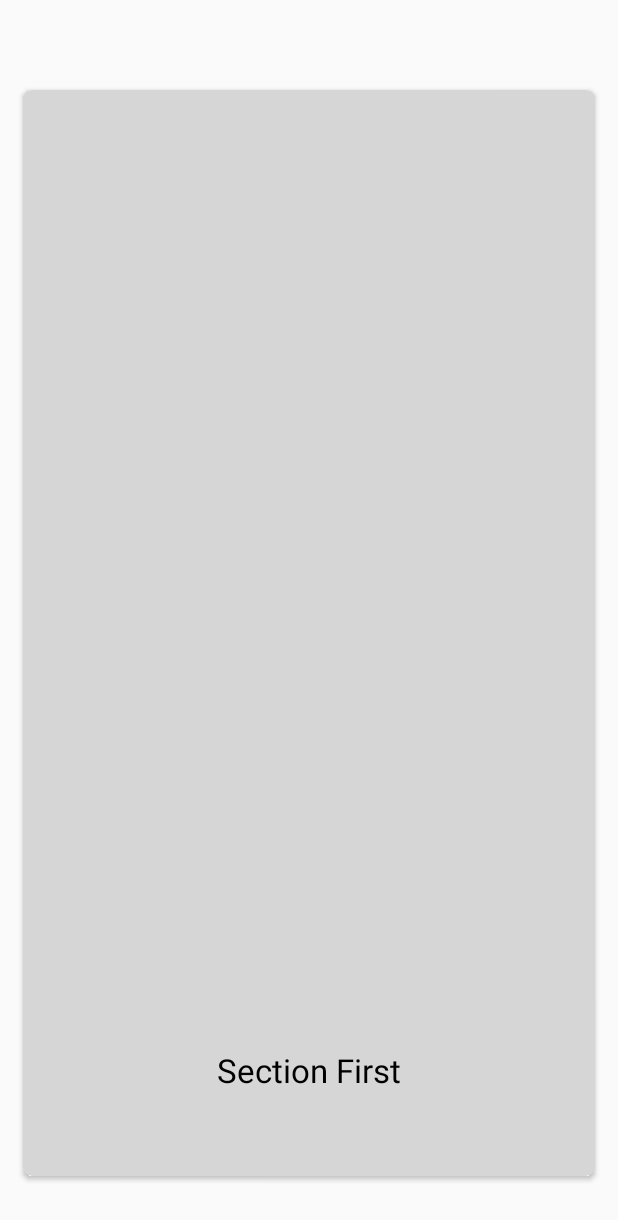
After one commit to AlFilippov/StadyingMapR, an Android app: the layout cardview.xml on its own in the app's theme, with its tools: preview values and no code run, on a phone screen of 412 x 824 dp. The commit adds this screen. Shown: the top 1220 px of the screen. Run offline under Robolectric (Android 15) with nearby library versions, the phone set to English and light mode, and no system bars.

Commit message:
-bug fix

```diff
--- a/app/src/main/java/com/alphilippov/studyingmap/fragments/ProfessionDefinition.java
+++ b/app/src/main/java/com/alphilippov/studyingmap/fragments/ProfessionDefinition.java
@@ -135,16 +135,6 @@ public class ProfessionDefinition extends Fragment {
     }
 
 
-    private void addPositionProfessionDefenition(int index, List<ProfessionOnePartDTO> onePartDTOList, List<ProfessionTwoPartDTO> twoPartDTOList) {
-
-        ProfessionOnePart.add(new ProfessionalDefinition(onePartDTOList.get(index).getIdDefinition(),
-                onePartDTOList.get(index).getIndexDefenition(),
-                onePartDTOList.get(index).getProfession()));
-        ProfessionTwoPart.add(new ProfessionalDefinition(twoPartDTOList.get(index).getIdDefinition(),
-                twoPartDTOList.get(index).getIndexDefenition(),
-                twoPartDTOList.get(index).getProfession()));
-
-    }
 
     public List<ProfessionalDefinition> getProfessionThreePart() {
         return ProfessionThreePart;
@@ -160,7 +150,7 @@ public class ProfessionDefinition extends Fragment {
     }
 
     private void replaceFragment() {
-        mSentDataFragment.onSentData("YES", mHashInterest);
+        mSentDataFragment.onSentData(AppConfig.ChangeFragment.SEARCH_RESULT_OF_COURSES, mHashInterest);
 
     }
 
@@ -209,6 +199,7 @@ public class ProfessionDefinition extends Fragment {
         ProfessionOnePart.add(new ProfessionalDefinition(2, 28, "Programmer"));
         ProfessionOnePart.add(new ProfessionalDefinition(4, 29, "Accountant"));
         ProfessionOnePart.add(new ProfessionalDefinition(7, 29, "Accountant"));
+
 
         ProfessionTwoPart.add(new ProfessionalDefinition(3, 0, "Physiotherapist"));
         ProfessionTwoPart.add(new ProfessionalDefinition(5, 1, "Logistics specialist"));
--- a/app/src/main/java/com/alphilippov/studyingmap/navigation/NavigationActivity.java
+++ b/app/src/main/java/com/alphilippov/studyingmap/navigation/NavigationActivity.java
@@ -22,11 +22,7 @@ public class NavigationActivity extends AppCompatActivity implements VariantLear
             = item -> {
         switch (item.getItemId()) {
             case R.id.navigation_home:
-                FragmentManager fragmentManager = getSupportFragmentManager();
-                FragmentTransaction ft = fragmentManager.beginTransaction();
-                VariantLearningCourses askMe = new VariantLearningCourses();
-                ft.add(R.id.container, askMe);
-                ft.commit();
+
                 return true;
             case R.id.navigation_search:
                 //TODO:Написать управление бэкстэком фрагментов
@@ -45,7 +41,11 @@ public class NavigationActivity extends AppCompatActivity implements VariantLear
         setContentView(R.layout.activity_navigation);
         BottomNavigationView navView = findViewById(R.id.nav_view);
         navView.setOnNavigationItemSelectedListener(mOnNavigationItemSelectedListener);
-
+        FragmentManager fragmentManager = getSupportFragmentManager();
+        FragmentTransaction ft = fragmentManager.beginTransaction();
+        VariantLearningCourses askMe = new VariantLearningCourses();
+        ft.add(R.id.container, askMe);
+        ft.commit();
     }
 
     @Override
@@ -65,9 +65,9 @@ public class NavigationActivity extends AppCompatActivity implements VariantLear
         if (d.equals(AppConfig.ChangeFragment.SEARCH_RESULT_OF_COURSES)) {
             Bundle bundle = new Bundle();
             SearchResultOfCourses searchResultOfCourses = new SearchResultOfCourses();
-            getBackStackandReplace(searchResultOfCourses);
             bundle.putSerializable("result", hashMap);
             searchResultOfCourses.setArguments(bundle);
+            getBackStackandReplace(searchResultOfCourses);
 
         }
     }
--- /dev/null
+++ b/app/src/main/res/layout/cardview.xml
@@ -0,0 +1,61 @@
+<?xml version="1.0" encoding="utf-8"?>
+<FrameLayout xmlns:android="http://schemas.android.com/apk/res/android"
+    xmlns:app="http://schemas.android.com/apk/res-auto"
+    xmlns:tools="http://schemas.android.com/tools"
+    android:layout_width="match_parent"
+    android:layout_height="match_parent">
+
+    <android.support.v7.widget.CardView
+        android:id="@+id/cv_cardview"
+        android:layout_width="match_parent"
+        android:layout_height="match_parent"
+        app:cardBackgroundColor="@color/white"
+        android:layout_marginLeft="15dp"
+        android:layout_marginRight="15dp"
+        android:layout_marginTop="60dp"
+        android:layout_marginBottom="40dp"
+        app:cardCornerRadius="6dp">
+
+
+        <FrameLayout
+            android:padding="@dimen/activity_margin"
+            android:layout_width="match_parent"
+            android:layout_height="match_parent"
+            android:orientation="vertical">
+
+            <ImageView
+                android:id="@+id/iv_image"
+                android:layout_width="@dimen/section_image_item"
+                android:layout_height="@dimen/section_image_item"
+                android:layout_marginTop="30dp"
+                android:layout_gravity="center_horizontal"
+                android:adjustViewBounds="true"
+                android:scaleType="fitCenter" />
+
+            <LinearLayout
+                android:layout_width="match_parent"
+                android:layout_height="wrap_content"
+                android:layout_gravity="bottom"
+                android:gravity="center"
+                android:layout_marginTop="10dp"
+                android:layout_marginBottom="20dp"
+                android:orientation="vertical"
+                android:padding="20dp">
+
+                <TextView
+                    android:id="@+id/tv_title"
+                    style="@style/TextAppearance.AppCompat.Headline"
+                    android:layout_width="wrap_content"
+                    android:layout_height="wrap_content"
+                    android:textColor="@color/black"
+                    android:textSize="22sp"
+                    tools:text="Section First" />
+
+
+
+            </LinearLayout>
+
+        </FrameLayout>
+
+    </android.support.v7.widget.CardView>
+</FrameLayout>
--- a/app/src/main/res/layout/profession_definition.xml
+++ b/app/src/main/res/layout/profession_definition.xml
@@ -97,6 +97,7 @@
             android:layout_below="@id/quantity_text"
             android:gravity="center"
             android:layout_marginTop="10dp"
+            android:orientation="horizontal"
             >
 
             <com.alphilippov.studyingmap.widget.FButton
@@ -104,7 +105,7 @@
                 android:id="@+id/OnePartButton"
                 android:layout_width="120dp"
                 android:layout_height="60dp"
-                android:layout_marginStart="10dp"
+                android:layout_marginStart="30dp"
                 android:text="@{ProfessionalDefinitionDB.buttonOnePart}"
                 android:textAlignment="center"
                 fbutton:buttonColor="@color/fbutton_color_peter_river"
--- a/app/src/main/res/values/dimens.xml
+++ b/app/src/main/res/values/dimens.xml
@@ -11,4 +11,8 @@
     <dimen name="fbutton_default_padding_top">5dp</dimen>
     <dimen name="fbutton_default_padding_bottom">5dp</dimen>
     <dimen name="fbutton_default_shadow_height">4dp</dimen>
+    <dimen name="activity_margin">16dp</dimen>
+    <dimen name="activity_half_margin">8dp</dimen>
+    <dimen name="indicator_size">8dp</dimen>
+    <dimen name="section_image_item">128dp</dimen>
 </resources>
```
